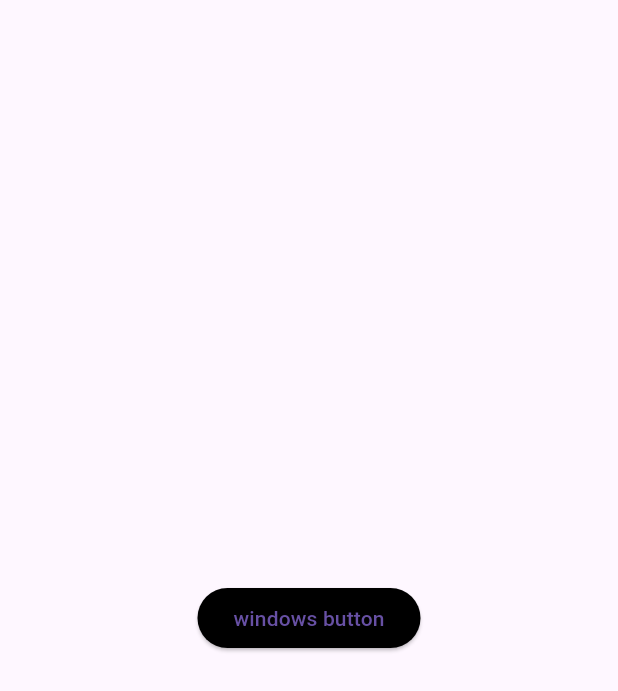
After one commit to kleysonklaus/flutter_practice_code, a Flutter app: the screen it shows after launch, after a tap on "metodo factory", on a phone screen of 412 x 824 dp. The commit adds this screen. Shown: the top 691 px of the screen. Run offline on Flutter 3.47's test engine with Material 2 defaults, Android fonts, the phone set to English and light mode, and no system bars; our stand-ins replace timelines.

Commit message:
feat(metodo_factory): implement example of method factory

```diff
--- a/lib/home.dart
+++ b/lib/home.dart
@@ -1,4 +1,5 @@
 import 'package:flutter/material.dart';
+import 'package:flutter_practice_code/screens/metodo_factory/factory.dart';
 import 'package:flutter_practice_code/screens/simple_list_view.dart';
 import 'package:flutter_practice_code/screens/simular_api/enum/enviorment.dart';
 import 'package:flutter_practice_code/screens/simular_api/screen/simular_api.dart';
@@ -51,6 +52,17 @@ class Home extends StatelessWidget {
                   );
                 },
               ),
+              const SizedBox(height: 5),
+              FpcButtom(
+                label: "metodo factory",
+                onTap: () {
+                  Navigator.of(context).push(
+                    MaterialPageRoute<void>(
+                      builder: (BuildContext context) => Factory(),
+                    ),
+                  );
+                },
+              ),
             ],
           ),
         ),
--- /dev/null
+++ b/lib/screens/metodo_factory/factory.dart
@@ -0,0 +1,77 @@
+import 'package:flutter/material.dart';
+
+abstract class Dialog {
+  Button createButton();
+
+  Widget render() {
+    Button okButton = createButton();
+
+    okButton.onClick(2);
+    return okButton.onRender();
+  }
+}
+
+class WindowsDialog extends Dialog {
+  @override
+  Button createButton() {
+    return WindowsButton();
+  }
+}
+
+class WebDialog extends Dialog {
+  @override
+  Button createButton() {
+    return HTMLButton();
+  }
+}
+
+// ---------------------
+abstract class Button {
+  void onClick(int action);
+  Widget onRender();
+}
+
+class WindowsButton implements Button {
+  @override
+  void onClick(int action) {}
+  @override
+  Widget onRender() {
+    return ElevatedButton(
+      child: Text("windows button"),
+      onPressed: () {},
+      style: ElevatedButton.styleFrom(
+        backgroundColor: Colors.black,
+      ),
+    );
+  }
+}
+
+class HTMLButton implements Button {
+  @override
+  void onClick(int action) {}
+
+  @override
+  Widget onRender() {
+    return ElevatedButton(
+      child: Text("html button"),
+      onPressed: () {},
+      style: ElevatedButton.styleFrom(
+        backgroundColor: Colors.red,
+      ),
+    );
+  }
+}
+
+class Factory extends StatelessWidget {
+  const Factory({Key? key}) : super(key: key);
+  @override
+  Widget build(BuildContext context) {
+    Dialog _instance = WindowsDialog();
+    // Dialog _instance = WebDialog();
+    return Scaffold(
+      body: Center(
+        child: _instance.render(),
+      ),
+    );
+  }
+}
```
